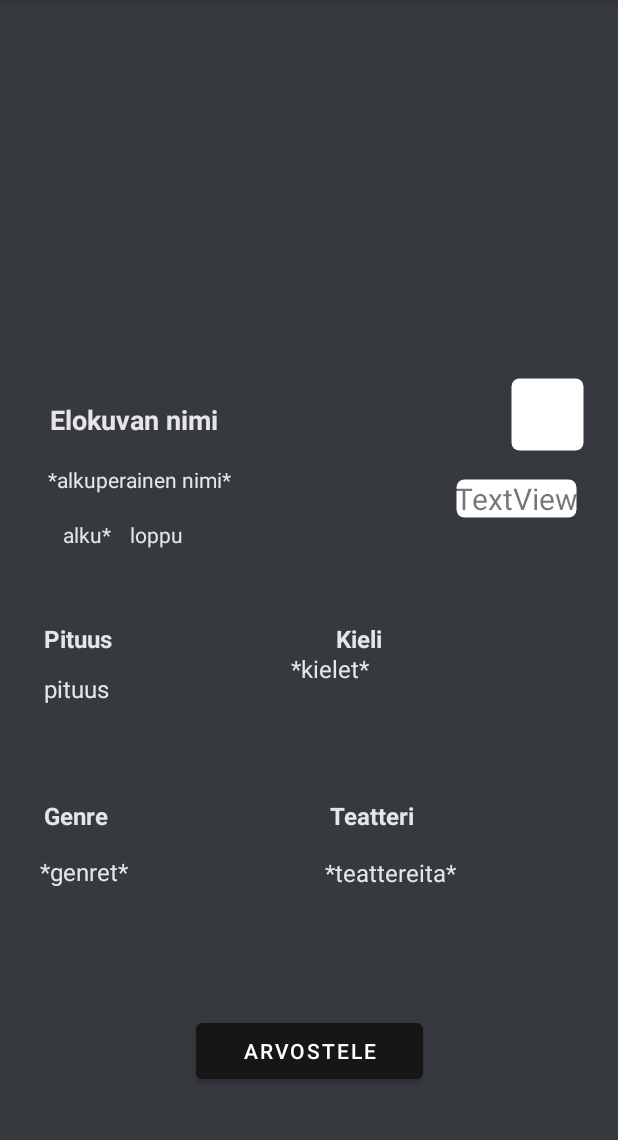
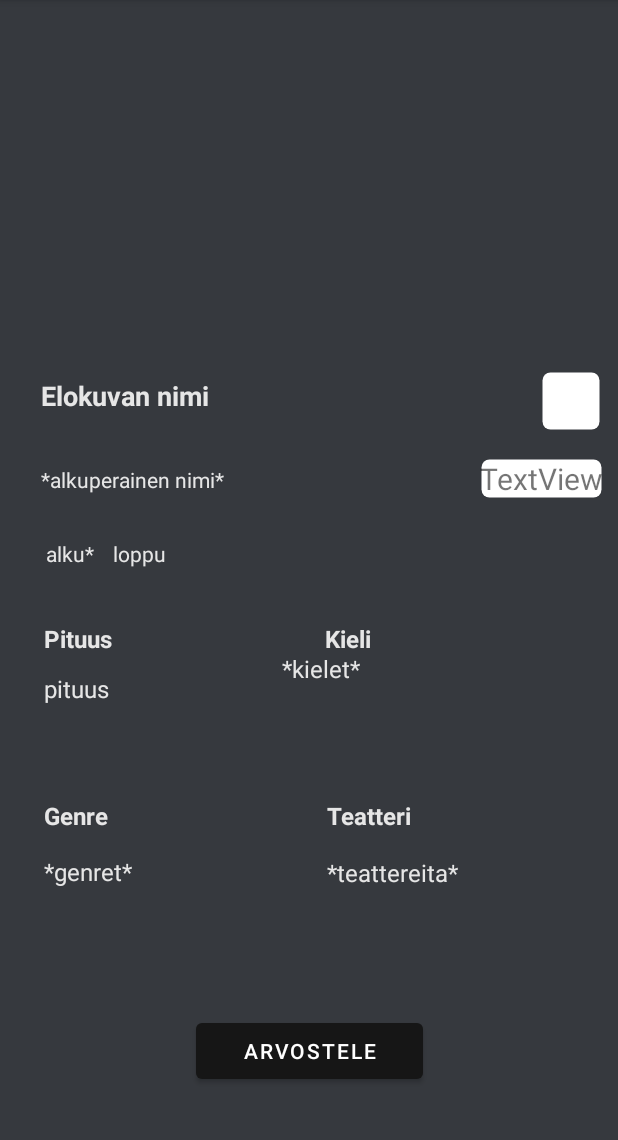
Before and after one commit to siiriLep/Olio_harkkatyo, an Android app: the MovieActivity screen opened directly, with no data from a screen before it, on a phone screen of 412 x 824 dp, the part 84-1224 px from its top. Run offline under Robolectric (Android 15) with nearby library versions, the phone set to English and light mode, and no system bars; our stand-ins replace Picasso; pictures from the network do not load; 12 statements that could not run were skipped.

Commit message:
movieactivity:)

```diff
--- a/Harkkatyo/app/src/main/res/layout/activity_add_rating.xml
+++ b/Harkkatyo/app/src/main/res/layout/activity_add_rating.xml
@@ -11,14 +11,12 @@
         android:id="@+id/ratingBar"
         android:layout_width="238dp"
         android:layout_height="59dp"
-        android:layout_marginStart="85dp"
         android:layout_marginTop="87dp"
-        android:layout_marginEnd="86dp"
-        android:layout_marginBottom="459dp"
         app:layout_constraintBottom_toBottomOf="parent"
         app:layout_constraintEnd_toEndOf="parent"
         app:layout_constraintStart_toStartOf="parent"
-        app:layout_constraintTop_toTopOf="parent" />
+        app:layout_constraintTop_toTopOf="parent"
+        app:layout_constraintVertical_bias="0.0" />
 
     <EditText
         android:id="@+id/comment"
@@ -27,6 +25,7 @@
         android:ems="10"
         android:gravity="start|top"
         android:hint="Arvostelu elokuvasta"
+        android:textColorHint="#E6E6E6"
         android:inputType="textMultiLine"
         app:layout_constraintBottom_toBottomOf="parent"
         app:layout_constraintEnd_toEndOf="parent"
--- a/Harkkatyo/app/src/main/res/layout/activity_movie.xml
+++ b/Harkkatyo/app/src/main/res/layout/activity_movie.xml
@@ -31,7 +31,7 @@
         android:textSize="16sp"
         app:layout_constraintBottom_toBottomOf="parent"
         app:layout_constraintEnd_toEndOf="parent"
-        app:layout_constraintHorizontal_bias="0.11"
+        app:layout_constraintHorizontal_bias="0.12"
         app:layout_constraintStart_toStartOf="parent"
         app:layout_constraintTop_toBottomOf="@+id/textView4"
         app:layout_constraintVertical_bias="0.100000024" />
@@ -49,18 +49,18 @@
 
     <TextView
         android:id="@+id/movieTitle"
-        android:layout_width="wrap_content"
-        android:layout_height="wrap_content"
+        android:layout_width="326dp"
+        android:layout_height="49dp"
         android:text="Elokuvan nimi"
         android:textColor="#E6E6E6"
         android:textSize="18sp"
         android:textStyle="bold"
         app:layout_constraintBottom_toBottomOf="parent"
         app:layout_constraintEnd_toEndOf="parent"
-        app:layout_constraintHorizontal_bias="0.11"
+        app:layout_constraintHorizontal_bias="0.32"
         app:layout_constraintStart_toStartOf="parent"
         app:layout_constraintTop_toTopOf="parent"
-        app:layout_constraintVertical_bias="0.36" />
+        app:layout_constraintVertical_bias="0.35000002" />
 
     <TextView
         android:id="@+id/startTime"
@@ -70,10 +70,10 @@
         android:textColor="#E6E6E6"
         app:layout_constraintBottom_toBottomOf="parent"
         app:layout_constraintEnd_toEndOf="parent"
-        app:layout_constraintHorizontal_bias="0.11"
+        app:layout_constraintHorizontal_bias="0.08"
         app:layout_constraintStart_toStartOf="parent"
-        app:layout_constraintTop_toBottomOf="@+id/movieTitle"
-        app:layout_constraintVertical_bias="0.120000005" />
+        app:layout_constraintTop_toTopOf="parent"
+        app:layout_constraintVertical_bias="0.48000002" />
 
     <TextView
         android:id="@+id/endTime"
@@ -83,23 +83,23 @@
         android:textColor="#E6E6E6"
         app:layout_constraintBottom_toBottomOf="parent"
         app:layout_constraintEnd_toEndOf="parent"
-        app:layout_constraintHorizontal_bias="0.23"
+        app:layout_constraintHorizontal_bias="0.2"
         app:layout_constraintStart_toStartOf="parent"
-        app:layout_constraintTop_toBottomOf="@+id/movieTitle"
-        app:layout_constraintVertical_bias="0.120000005" />
+        app:layout_constraintTop_toTopOf="parent"
+        app:layout_constraintVertical_bias="0.48000002" />
 
     <TextView
         android:id="@+id/OGtitle"
-        android:layout_width="wrap_content"
-        android:layout_height="wrap_content"
+        android:layout_width="287dp"
+        android:layout_height="29dp"
         android:text="*alkuperainen nimi*"
         android:textColor="#E6E6E6"
         app:layout_constraintBottom_toBottomOf="parent"
         app:layout_constraintEnd_toEndOf="parent"
-        app:layout_constraintHorizontal_bias="0.11"
+        app:layout_constraintHorizontal_bias="0.22"
         app:layout_constraintStart_toStartOf="parent"
-        app:layout_constraintTop_toBottomOf="@+id/movieTitle"
-        app:layout_constraintVertical_bias="0.04000002" />
+        app:layout_constraintTop_toTopOf="parent"
+        app:layout_constraintVertical_bias="0.42000002" />
 
     <TextView
         android:id="@+id/length"
@@ -125,21 +125,21 @@
         android:textSize="16sp"
         app:layout_constraintBottom_toBottomOf="parent"
         app:layout_constraintEnd_toEndOf="parent"
-        app:layout_constraintHorizontal_bias="0.95"
+        app:layout_constraintHorizontal_bias="1.0"
         app:layout_constraintStart_toStartOf="@+id/guideline5"
         app:layout_constraintTop_toBottomOf="@+id/textView11"
         app:layout_constraintVertical_bias="0.102" />
 
     <ImageView
         android:id="@+id/ageRating"
-        android:layout_width="50dp"
-        android:layout_height="50dp"
+        android:layout_width="40dp"
+        android:layout_height="40dp"
         app:layout_constraintBottom_toBottomOf="parent"
         app:layout_constraintEnd_toEndOf="parent"
-        app:layout_constraintHorizontal_bias="0.94"
+        app:layout_constraintHorizontal_bias="0.97"
         app:layout_constraintStart_toStartOf="parent"
         app:layout_constraintTop_toTopOf="parent"
-        app:layout_constraintVertical_bias="0.35000002"
+        app:layout_constraintVertical_bias="0.33999997"
         app:srcCompat="@drawable/round" />
 
     <TextView
@@ -152,7 +152,7 @@
         android:textStyle="bold"
         app:layout_constraintBottom_toTopOf="@+id/guideline3"
         app:layout_constraintEnd_toEndOf="parent"
-        app:layout_constraintHorizontal_bias="0.16"
+        app:layout_constraintHorizontal_bias="0.12"
         app:layout_constraintStart_toStartOf="@+id/guideline5"
         app:layout_constraintTop_toTopOf="parent"
         app:layout_constraintVertical_bias="1.0" />
@@ -182,7 +182,7 @@
         android:textStyle="bold"
         app:layout_constraintBottom_toBottomOf="parent"
         app:layout_constraintEnd_toEndOf="parent"
-        app:layout_constraintHorizontal_bias="0.16"
+        app:layout_constraintHorizontal_bias="0.15"
         app:layout_constraintStart_toStartOf="@+id/guideline5"
         app:layout_constraintTop_toTopOf="@+id/guideline3"
         app:layout_constraintVertical_bias="0.31" />
@@ -196,8 +196,8 @@
         android:textSize="16sp"
         app:layout_constraintBottom_toBottomOf="parent"
         app:layout_constraintEnd_toEndOf="parent"
-        app:layout_constraintHorizontal_bias="0.0"
-        app:layout_constraintStart_toStartOf="@+id/guideline5"
+        app:layout_constraintHorizontal_bias="0.92"
+        app:layout_constraintStart_toStartOf="parent"
         app:layout_constraintTop_toTopOf="parent"
         app:layout_constraintVertical_bias="0.61" />
 
@@ -222,7 +222,7 @@
         android:textSize="20sp"
         app:layout_constraintBottom_toBottomOf="parent"
         app:layout_constraintEnd_toEndOf="parent"
-        app:layout_constraintHorizontal_bias="0.92"
+        app:layout_constraintHorizontal_bias="0.97"
         app:layout_constraintStart_toStartOf="parent"
         app:layout_constraintTop_toBottomOf="@+id/ageRating"
         app:layout_constraintVertical_bias="0.04000002" />
```
